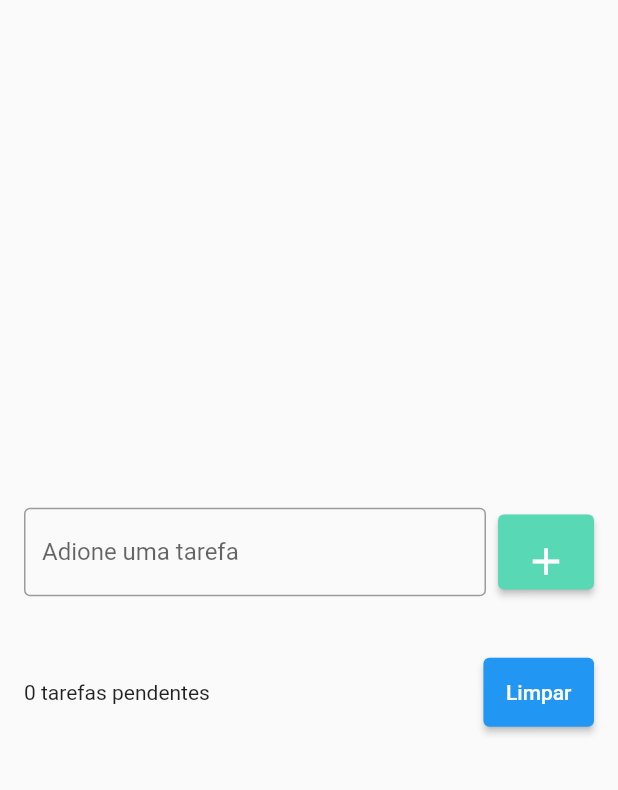
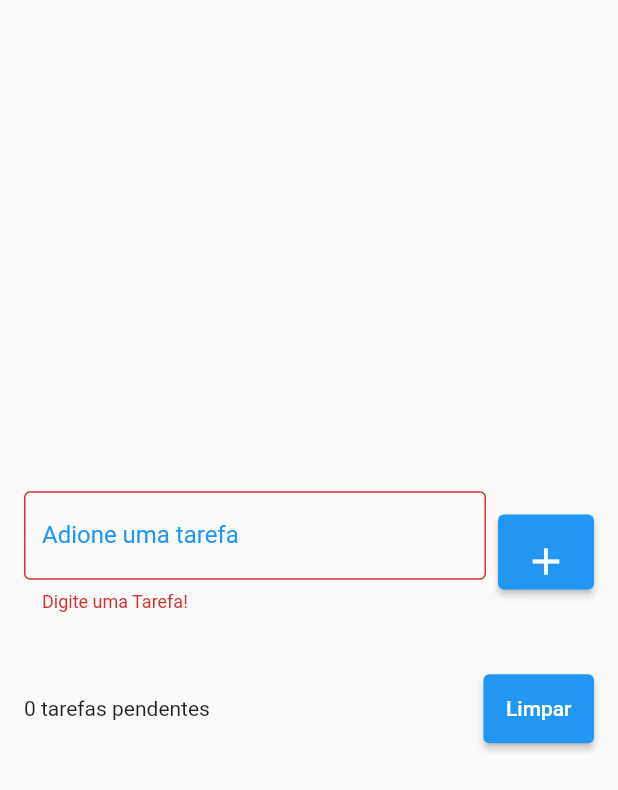
Before and after one commit to IvanHSilva/flutter_app02_todo_list, a Flutter app: the screen it shows after launch, after a tap on the "add" icon, on a phone screen of 412 x 824 dp. Shown: the top 790 px of the screen. Run offline on Flutter 3.47's test engine with Material 2 defaults, Android fonts, the phone set to English and light mode, and no system bars; our stand-ins replace flutter_slidable, shared_preferences; missing offline and left inert: shared_preferences_web.

Commit message:
Task empty error treatment and aesthetic modifications

```diff
--- a/lib/pages/todolist.dart
+++ b/lib/pages/todolist.dart
@@ -18,6 +18,7 @@ class _ToDoListState extends State<ToDoList> {
   List<Task> tasks = [];
   Task? deletedTask;
   int? deletedPos;
+  String? errorMessage;
 
   @override
   void initState() {
@@ -47,29 +48,46 @@ class _ToDoListState extends State<ToDoList> {
                     Expanded(
                       child: TextField(
                         controller: taskController,
-                        decoration: const InputDecoration(
-                          border: OutlineInputBorder(),
+                        decoration: InputDecoration(
+                          border: const OutlineInputBorder(),
                           labelText: 'Adione uma tarefa',
                           hintText: 'Estudar programação',
+                          errorText: errorMessage,
+                          focusedBorder: const OutlineInputBorder(
+                            borderSide: BorderSide(
+                              color: Colors.blue,
+                              width: 2,
+                            ),
+                          ),
+                          labelStyle: const TextStyle(
+                            color: Colors.blue,
+                          ),
                         ),
                       ),
                     ),
                     const SizedBox(width: 8),
                     ElevatedButton(
                       onPressed: () {
+                        if (taskController.text == '') {
+                          setState(() {
+                            errorMessage = 'Digite uma Tarefa!';
+                          });
+                          return;
+                        }
                         setState(() {
                           Task newTask = Task(
                             title: taskController.text,
                             taskDate: DateTime.now(),
                           );
-                          if (taskController.text != '') tasks.add(newTask);
+                          tasks.add(newTask);
+                          errorMessage = null;
                         });
                         taskController.clear();
                         taskRepository.saveTaskList(tasks);
                       },
                       style: ElevatedButton.styleFrom(
-                        //primary: Colors.green,
-                        primary: const Color(0XFF58D8B5),
+                        primary: Colors.blue,
+                        //primary: const Color(0XFF58D8B5),
                         fixedSize: const Size(50, 50),
                         padding: const EdgeInsets.all(16),
                       ),
```
